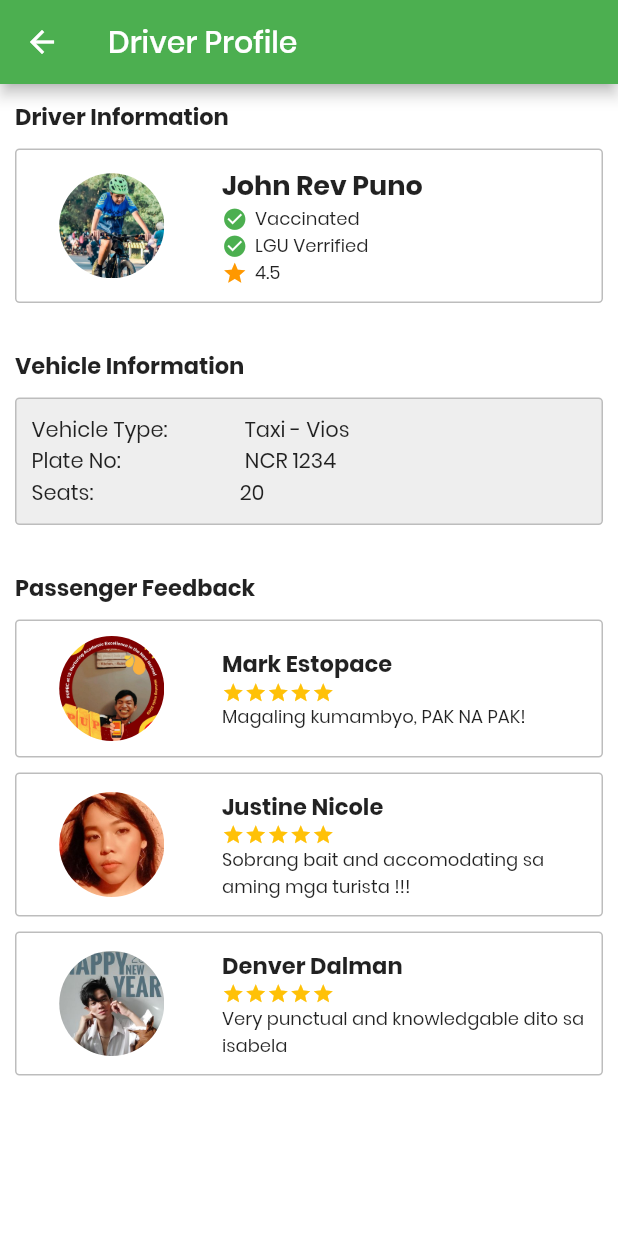
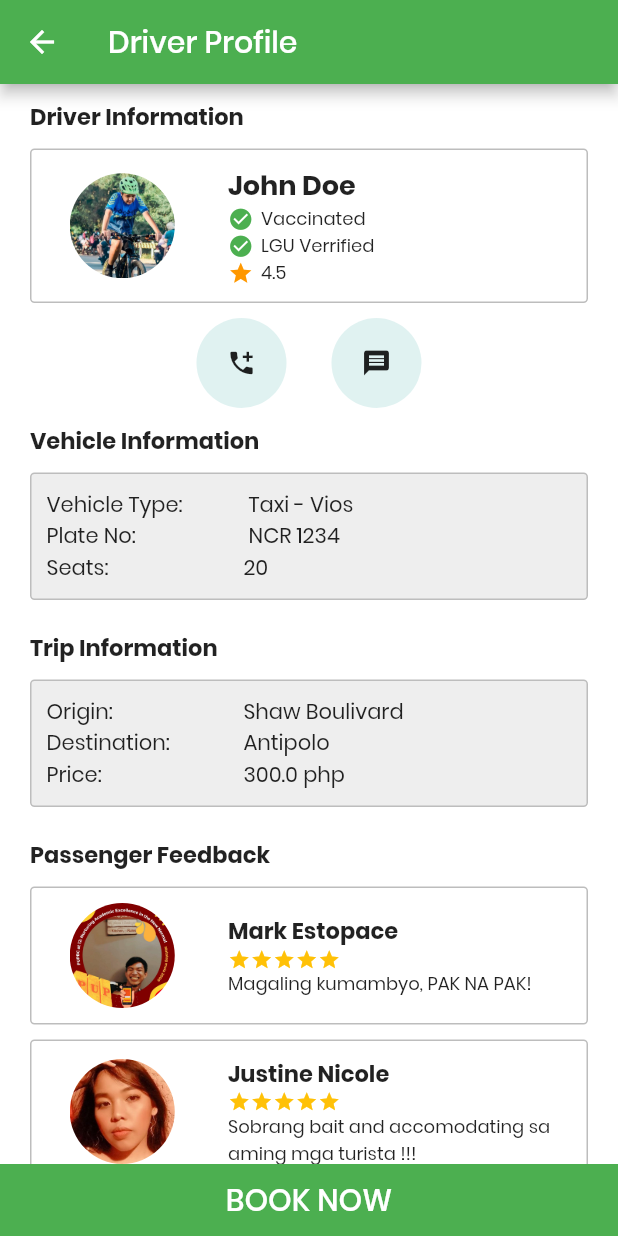
Before and after one commit to Abang-PH/hack_abang_ph_mobile, a Flutter app: the DriverProfileScreen screen opened by its route, on a phone screen of 412 x 824 dp. Run offline on Flutter 3.47's test engine with Material 2 defaults, Android fonts, the light colour scheme and no system bars; drawn by our look-alikes of flutter_rating_bar.

Commit message:
- first commit

```diff
--- a/lib/main.dart
+++ b/lib/main.dart
@@ -1,4 +1,5 @@
 import 'package:flutter/material.dart';
+import 'package:hack_abang_ph_mobile/screens/login_screen.dart';
 import 'package:provider/provider.dart';
 import 'package:hack_abang_ph_mobile/screens/driver_list_screen.dart';
 import 'package:hack_abang_ph_mobile/screens/driver_profile_screen.dart';
@@ -16,15 +17,16 @@ class MyApp extends StatelessWidget {
     return MaterialApp(
       debugShowCheckedModeBanner: false,
       theme: ThemeData(
-        primaryColor: /*UIThemeColors.YELLOW1*/ Colors.amber,
+        primaryColor: /*UIThemeColors.YELLOW1*/ Colors.green,
         fontFamily: UIFontStyles.POPPINS,
       ),
-      initialRoute: HomeScreen.routeName,
+      initialRoute: LoginScreen.routeName,
       routes: {
         HomeScreen.routeName: (context) => const HomeScreen(),
         MapRouteScreen.routeName: (context) => const MapRouteScreen(),
         DriverListScreen.routeName: (context) => const DriverListScreen(),
         DriverProfileScreen.routeName: (context) => const DriverProfileScreen(),
+        LoginScreen.routeName: (context) =>  LoginScreen(),
       },
     );
   }
--- a/lib/screens/driver_profile_screen.dart
+++ b/lib/screens/driver_profile_screen.dart
@@ -20,8 +20,12 @@ class _DriverProfileScreenState extends State<DriverProfileScreen> {
         title: Text("Driver Profile"),
         backgroundColor: Colors.green,
       ),
-      body: Container(
-        margin: EdgeInsets.symmetric(horizontal: 10.0),
+   //   floatingActionButton:
+      body: Stack(
+        children: [
+          SingleChildScrollView(
+            child: Container(
+              margin: EdgeInsets.symmetric(horizontal: 20.0),
               child: Column(
                 children: [
                   SizedBox(height: 10.0),
@@ -36,12 +40,37 @@ class _DriverProfileScreenState extends State<DriverProfileScreen> {
                       )),
                   Container(
                     child: _DriverProfile(
-                name: "John Rev Puno",
+                      name: "John Doe",
                       imagePath: "assets/images/jrev.png",
                       starRating: 4.5,
                     ),
                   ),
-            SizedBox(height: 30.0),
+                  Container(
+                    margin: EdgeInsets.only(top: 10.0),
+                    child: Row(
+                      mainAxisAlignment: MainAxisAlignment.center,
+                      children: [
+                        Container(
+                          width: 60,
+                          height: 60,
+                          child: Icon(Icons.add_call, size: 20,),
+                          decoration: BoxDecoration(
+                              shape: BoxShape.circle,
+                              color: Color(0xFFe0f2f1)),
+                        ),
+                        SizedBox(width: 30),
+                        Container(
+                          width: 60,
+                          height: 60,
+                          child: Icon(Icons.message, size: 20,),
+                          decoration: BoxDecoration(
+                              shape: BoxShape.circle,
+                              color: Color(0xFFe0f2f1)),
+                        ),
+                      ],
+                    ),
+                  ),
+                  SizedBox(height: 10.0),
                   Container(
                     child: Column(
                       children: [
@@ -90,7 +119,56 @@ class _DriverProfileScreenState extends State<DriverProfileScreen> {
                       ],
                     ),
                   ),
-            SizedBox(height: 30.0),
+                  SizedBox(height: 20.0),
+                  Container(
+                    child: Column(
+                      children: [
+                        Container(
+                            alignment: Alignment.centerLeft,
+                            child: Text(
+                              "Trip Information",
+                              style: TextStyle(
+                                fontSize: 15.0,
+                                fontWeight: FontWeight.bold,
+                              ),
+                            )),
+                        SizedBox(height: 10.0),
+                        Container(
+                          width: MediaQuery.of(context).size.width,
+                          padding:
+                          EdgeInsets.symmetric(vertical: 10.0, horizontal: 10.0),
+                          decoration: BoxDecoration(
+                              color: Colors.grey[200],
+                              borderRadius: BorderRadius.circular(3.0),
+                              border:
+                              Border.all(color: Colors.grey[400] ?? Colors.grey)),
+                          child: Column(
+                            children: [
+                              Row(
+                                children: [
+                                  Expanded(flex: 3, child: Text("Origin: ")),
+                                  Expanded(flex: 5, child: Text("Shaw Boulivard"))
+                                ],
+                              ),
+                              Row(
+                                children: [
+                                  Expanded(flex: 3, child: Text("Destination: ")),
+                                  Expanded(flex: 5, child: Text("Antipolo"))
+                                ],
+                              ),
+                              Row(
+                                children: [
+                                  Expanded(flex: 3, child: Text("Price:")),
+                                  Expanded(flex: 5, child: Text("300.0 php"))
+                                ],
+                              )
+                            ],
+                          ),
+                        )
+                      ],
+                    ),
+                  ),
+                  SizedBox(height: 20.0),
                   Container(
                     child: Column(
                       children: [
@@ -122,21 +200,41 @@ class _DriverProfileScreenState extends State<DriverProfileScreen> {
                                 comment:
                                     "Sobrang bait and accomodating sa aming mga turista !!!",
                               ),
-                        _CustomerFeedback(
+                              /*_CustomerFeedback(
                                 name: "Denver Dalman",
                                 starRating: 5.0,
                                 imagePath: "assets/images/denver.png",
                                 comment:
                                     "Very punctual and knowledgable dito sa isabela",
-                        ),
+                              ),*/
+                              SizedBox(height: 50.0)
                             ],
                           ),
                         )
                       ],
                     ),
-            )
+                  ),
+
                 ],
               ),
+            ),
+          ),
+          Align(
+            alignment: Alignment.bottomCenter,
+            child: Container(
+                color: Colors.green,
+                width: double.infinity,
+                child: TextButton(
+                    onPressed: () {},
+                    child: Text(
+                      "BOOK NOW",
+                      style: TextStyle(
+                        color: Colors.white,
+                        fontSize: 20.0,
+                      ),
+                    ))),
+          ),
+        ],
       ),
     );
   }
--- a/pubspec.yaml
+++ b/pubspec.yaml
@@ -53,6 +53,7 @@ dev_dependencies:
   fluttertoast: ^8.0.8
   #google_maps_flutter: ^2.1.3
   flutter_rating_bar: ^4.0.0
+  #flutter_signin_button: ^1.0.0
 
 flutter:
   uses-material-design: true
```
Also changed, not shown: lib/screens/login_screen.dart (added, +164 -0 lines), lib/screens/tabs/pick_up_tab.dart (+8 -3 lines), assets/images/abang_logo1.png (added), assets/images/abang_logo2.png (added), assets/images/map_route.png (added), 1 other file. Lines whose indentation alone changed are shown as unchanged.
